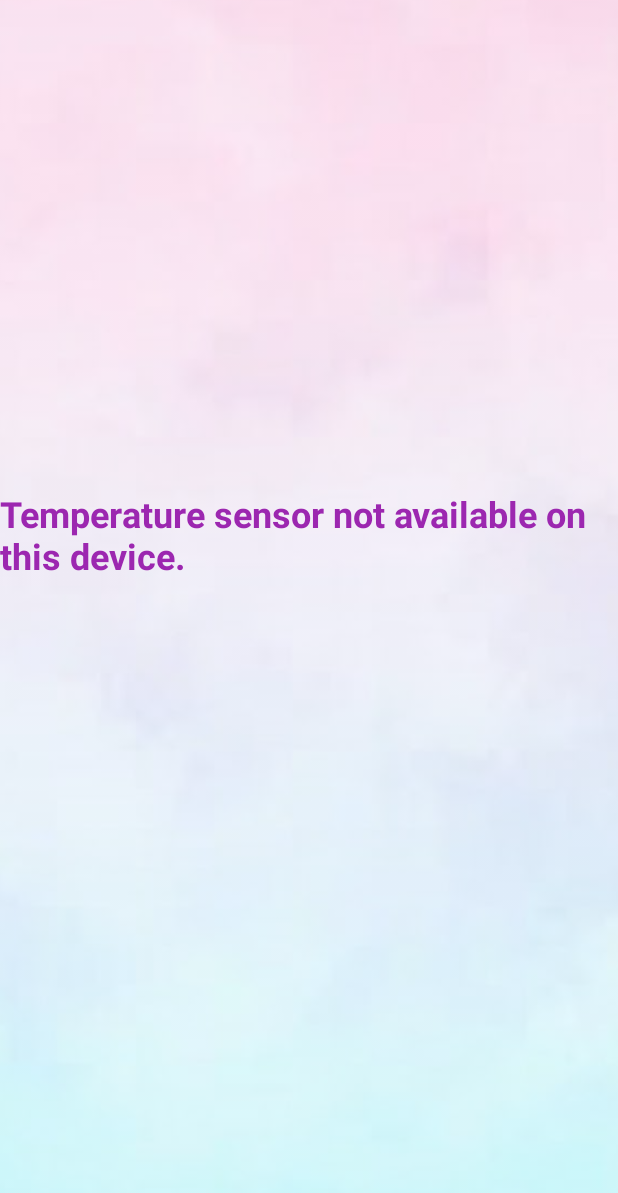
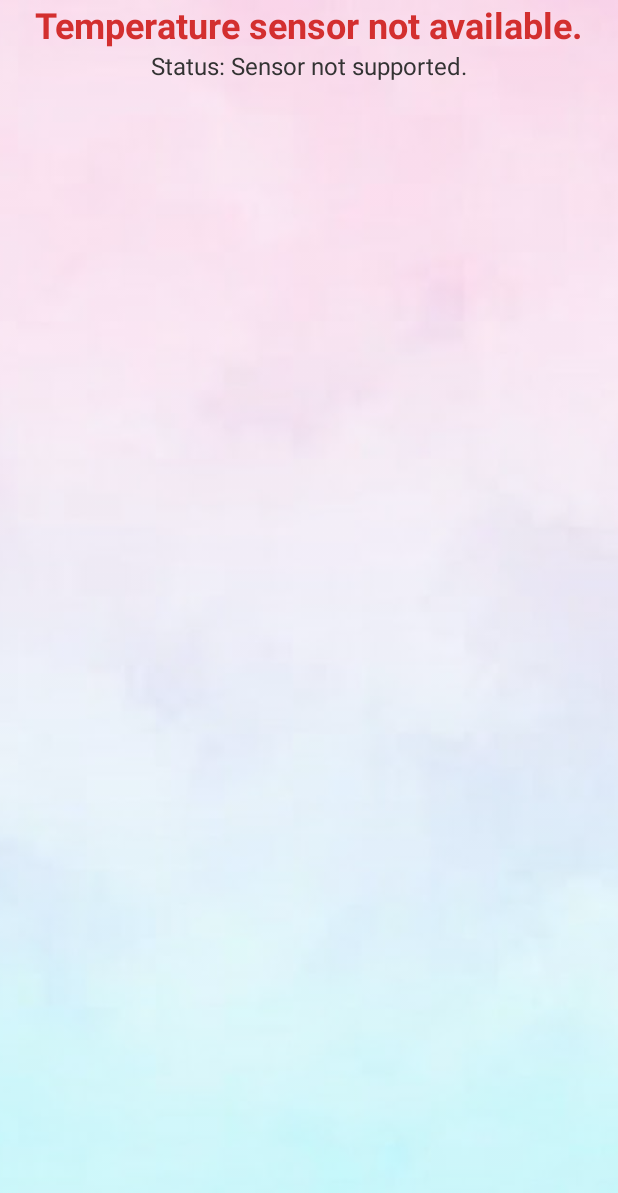
Before and after one commit to sithu0302/AndroidStudio_EEI4369_Lab, an Android app: the MainActivity3 screen opened directly, with no data from a screen before it, on a phone screen of 412 x 824 dp. Shown: the top 1193 px of the screen. Run offline under Robolectric (Android 15) with nearby library versions, the phone set to English and light mode, and no system bars.

Commit message:
Android App

```diff
--- a/app/src/main/java/com/s23010699/MainActivity3.java
+++ b/app/src/main/java/com/s23010699/MainActivity3.java
@@ -15,8 +15,9 @@ public class MainActivity3 extends AppCompatActivity implements SensorEventListe
 
     private SensorManager sensorManager;
     private Sensor tempSensor;
-    private TextView txtTemperature;
+    private TextView txtTemperature, statusText;
     private MediaPlayer mediaPlayer;
+    private boolean hasPlayed = false;
 
     @SuppressLint("SetTextI18n")
     @Override
@@ -25,9 +26,9 @@ public class MainActivity3 extends AppCompatActivity implements SensorEventListe
         setContentView(R.layout.activity_main3);
 
         txtTemperature = findViewById(R.id.txtTemperature);
+        statusText = findViewById(R.id.statusText);
 
-
-        mediaPlayer = MediaPlayer.create(this, R.raw.sound);
+        mediaPlayer = MediaPlayer.create(this, R.raw.sound); // Add sound.mp3 under res/raw
 
         sensorManager = (SensorManager) getSystemService(Context.SENSOR_SERVICE);
         if (sensorManager != null) {
@@ -35,7 +36,8 @@ public class MainActivity3 extends AppCompatActivity implements SensorEventListe
         }
 
         if (tempSensor == null) {
-            txtTemperature.setText("Temperature sensor not available on this device.");
+            txtTemperature.setText("Temperature sensor not available.");
+            statusText.setText("Status: Sensor not supported.");
         }
     }
 
@@ -59,14 +61,20 @@ public class MainActivity3 extends AppCompatActivity implements SensorEventListe
         float temperature = event.values[0];
         txtTemperature.setText("Current Temperature: " + temperature + "°C");
 
+        // use last 2 digits of your SID
         float THRESHOLD = 99f;
-        if (temperature > THRESHOLD && !mediaPlayer.isPlaying()) {
+        if (temperature > THRESHOLD && !hasPlayed) {
             mediaPlayer.start();
+            hasPlayed = true;
+            statusText.setText(" High Temp Detected! Audio played.");
+        } else if (temperature <= THRESHOLD && hasPlayed) {
+            hasPlayed = false;
+            statusText.setText("Temp back to normal.");
         }
     }
 
     @Override
     public void onAccuracyChanged(Sensor sensor, int accuracy) {
-        // Not used
+
     }
 }
--- a/app/src/main/res/layout/activity_main3.xml
+++ b/app/src/main/res/layout/activity_main3.xml
@@ -4,38 +4,49 @@
     xmlns:app="http://schemas.android.com/apk/res-auto"
     xmlns:tools="http://schemas.android.com/tools"
     android:layout_width="match_parent"
-    android:layout_height="match_parent">
+    android:layout_height="match_parent"
+    tools:context=".MainActivity3">
 
+    <!-- Background image (faded) -->
     <ImageView
         android:id="@+id/imageView4"
-        android:layout_width="535dp"
-        android:layout_height="1228dp"
+        android:layout_width="0dp"
+        android:layout_height="0dp"
+        android:scaleType="centerCrop"
         android:alpha="0.5"
         android:contentDescription="@string/background3"
+        app:srcCompat="@drawable/background"
+        app:layout_constraintTop_toTopOf="parent"
         app:layout_constraintBottom_toBottomOf="parent"
-        app:layout_constraintEnd_toEndOf="parent"
         app:layout_constraintStart_toStartOf="parent"
-        app:layout_constraintTop_toTopOf="parent"
-        app:srcCompat="@drawable/background"
-        tools:ignore="MissingConstraints,ImageContrastCheck,VisualLintBounds" />
+        app:layout_constraintEnd_toEndOf="parent" />
 
+    <!-- Temperature display -->
     <TextView
         android:id="@+id/txtTemperature"
         android:layout_width="wrap_content"
         android:layout_height="wrap_content"
-        android:layout_margin="16dp"
-        android:text="@string/temperature_will_appear_here"
-        android:textColor="#9C27B0"
-        android:textColorLink="#9C27B0"
+        android:text="@string/current_temperature_c"
+        android:textColor="#D32F2F"
         android:textSize="24sp"
         android:textStyle="bold"
-        app:layout_constraintBottom_toBottomOf="parent"
+        app:layout_constraintTop_toTopOf="parent"
+        app:layout_constraintBottom_toTopOf="@+id/statusText"
+        app:layout_constraintStart_toStartOf="parent"
         app:layout_constraintEnd_toEndOf="parent"
-        app:layout_constraintHorizontal_bias="0.505"
+        app:layout_constraintVertical_bias="0.4" />
+
+    <!-- Status message -->
+    <TextView
+        android:id="@+id/statusText"
+        android:layout_width="wrap_content"
+        android:layout_height="wrap_content"
+        android:text="@string/status_waiting_for_sensor"
+        android:textColor="#333333"
+        android:textSize="16sp"
+        app:layout_constraintTop_toBottomOf="@id/txtTemperature"
         app:layout_constraintStart_toStartOf="parent"
-        app:layout_constraintTop_toTopOf="parent"
-        app:layout_constraintVertical_bias="0.424"
-        tools:ignore="TextContrastCheck" />
-
+        app:layout_constraintEnd_toEndOf="parent"
+        app:layout_constraintVertical_bias="0.1" />
 
 </androidx.constraintlayout.widget.ConstraintLayout>
--- a/app/src/main/res/values/strings.xml
+++ b/app/src/main/res/values/strings.xml
@@ -13,6 +13,8 @@
     <string name="go_to_sensor">Go to Sensor</string>
     <string name="temperature_will_appear_here">Temperature will appear here</string>
     <string name="background3">TODO</string>
+    <string name="status_waiting_for_sensor">Status: Waiting for sensor...</string>
+    <string name="current_temperature_c">Current Temperature: -- °C</string>
 
 
 </resources>
```
